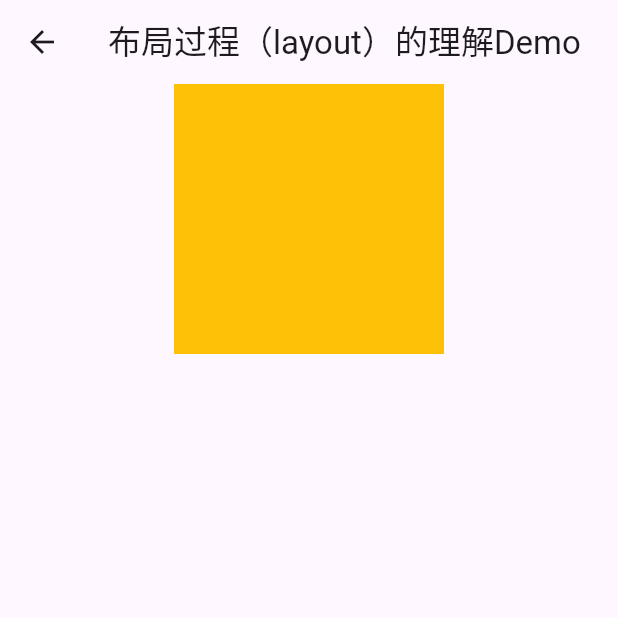
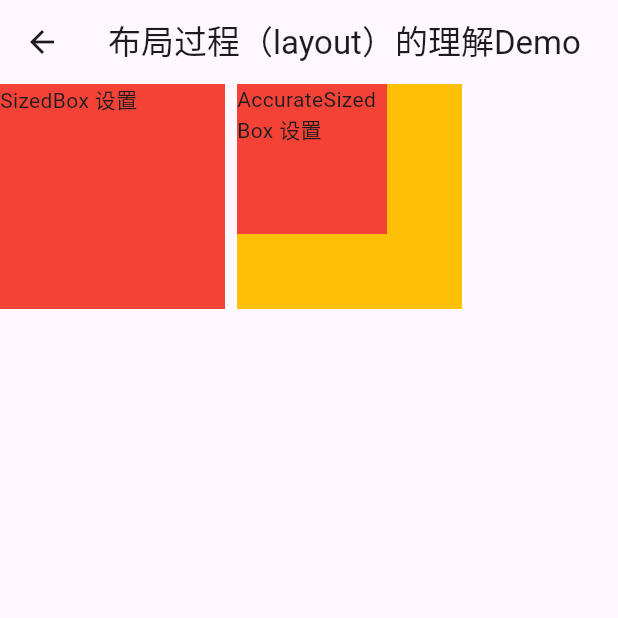
Before and after one commit to zuozuozuo-cz/study_flutter, a Flutter app: the LayoutPage screen opened by its route, on a phone screen of 412 x 824 dp, the top half of it. Run offline on Flutter 3.47's test engine with Material 3 defaults, Android fonts, the phone set to English and light mode, and no system bars; our stand-ins replace dio, get, logger; generated files the repository leaves out were written again.

Commit message:
新增，layout 理解2

```diff
--- a/lib/page/understanding/layout/layout_page.dart
+++ b/lib/page/understanding/layout/layout_page.dart
@@ -1,6 +1,9 @@
 import 'package:flutter/cupertino.dart';
 import 'package:flutter/material.dart';
+import 'package:study_flutter/main.dart';
+import 'package:study_flutter/page/widget/understanding/layout/accurate_sized_box.dart';
 import 'package:study_flutter/page/widget/understanding/layout/custom_center.dart';
+import 'package:study_flutter/page/widget/understanding/layout/left_right_box.dart';
 
 class LayoutPage extends StatefulWidget {
   const LayoutPage({super.key});
@@ -19,7 +22,52 @@ class _LayoutPageState extends State<LayoutPage> {
       ),
       body: Column(
         children: [
-          CustomCenter(child: Container(width: 180,height: 180,color: Colors.amber,))
+          // CustomCenter(
+          //     child: Container(
+          //   width: 180,
+          //   height: 180,
+          //   color: Colors.amber,
+          // )),
+          // LeftRightBox(
+          //   left: Text('左边'),
+          //   right: Text('右边'),
+          // ),
+          Row(
+            children: [
+              ConstrainedBox(
+                constraints: BoxConstraints.tight(const Size(150, 150)),
+                child: SizedBox(
+                  width: 800,/// 这里设置800 但是无效，采用的就是150*150
+                  height: 800,
+                  child: Container(
+                    width: 800, /// 这里设置800 但是无效，采用的就是150*150
+                    height: 800,
+                    child: Text('SizedBox 设置'),
+                    color: Colors.red,
+                  ),
+                ),
+              ),
+              Padding(
+                padding: const EdgeInsets.only(left: 8),
+                child: Container(
+                  color: Colors.amber,
+                  child: ConstrainedBox(
+                    constraints: BoxConstraints.tight(const Size(150, 150)),
+                    child: AccurateSizedBox(
+                      width: 100,
+                      height: 100,
+                      child: Container(
+                        width: 50, /// 这里设置50 但是无效，采用的就是100*100
+                        height: 50,
+                        child: Text('AccurateSizedBox 设置'),
+                        color: Colors.red,
+                      ),
+                    ),
+                  ),
+                ),
+              )
+            ],
+          )
         ],
       ),
     );
--- /dev/null
+++ b/lib/page/widget/understanding/layout/accurate_sized_box.dart
@@ -0,0 +1,56 @@
+import 'dart:math';
+
+import 'package:flutter/cupertino.dart';
+import 'package:flutter/material.dart';
+import 'package:flutter/rendering.dart';
+
+class AccurateSizedBox extends SingleChildRenderObjectWidget {
+  final double width;
+  final double height;
+
+  AccurateSizedBox({
+    Key? key,
+    this.width = 0,
+    this.height = 0,
+    required Widget child,
+  }) : super(key: key, child: child);
+
+  @override
+  void updateRenderObject(BuildContext context, RenderAccurateSizedBox renderObject) {
+    renderObject
+      ..width = width
+      ..height = height;
+  }
+
+  @override
+  RenderObject createRenderObject(BuildContext context) {
+    return RenderAccurateSizedBox(width, height);
+  }
+}
+
+class RenderAccurateSizedBox extends RenderProxyBoxWithHitTestBehavior {
+  double width;
+  double height;
+
+  RenderAccurateSizedBox(this.width, this.height);
+
+  /// 当前组件大小只取决于父组件传递的约束
+  @override
+  bool get sizedByParent => true;
+
+  /// performResize中会调用
+  @override
+  Size computeDryLayout(covariant BoxConstraints constraints) {
+    // 设置当前元素的宽高，遵守父组件的约束
+    return constraints.constrain(Size(width, height));
+  }
+
+  @override
+  void performLayout() {
+    child!.layout(BoxConstraints.tight(Size(min(size.width, width), min(size.height, height))),
+
+        /// parentUsesSize 为false的时候，子组件的布局边界会是它的自身
+        /// 子组件布局发生变化不会影响当前组件
+        parentUsesSize: false);
+  }
+}
```
Also changed, not shown: lib/page/widget/understanding/layout/left_right_box.dart (+10 -2 lines).
